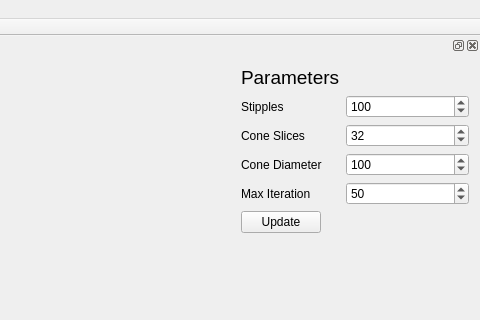
azer89/Voronoi_Stippling, file wvs_main_window.ui: the form before one commit; both pictures show x 720 to 1200 and y 0 to 320 of the 1200 by 800 pixel window.
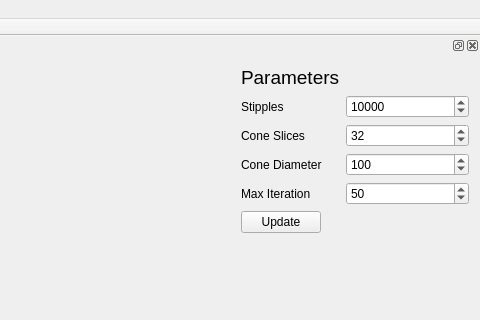
The form after the commit. Custom widgets are drawn as their Qt base class.

```diff
--- a/wvs_main_window.ui
+++ b/wvs_main_window.ui
@@ -97,7 +97,7 @@
         <number>100000</number>
        </property>
        <property name="value">
-        <number>100</number>
+        <number>10000</number>
        </property>
       </widget>
      </item>
```
Left out of the diff: 2 changed lines with no effect on the pictures.
